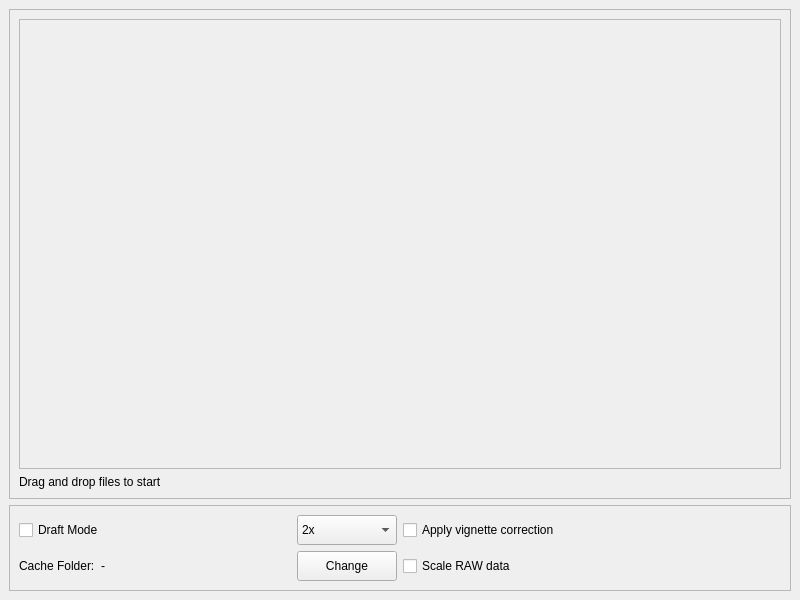
Old version of the form ui/mainwindow.ui in the repository xtrul/motioncam-fs.
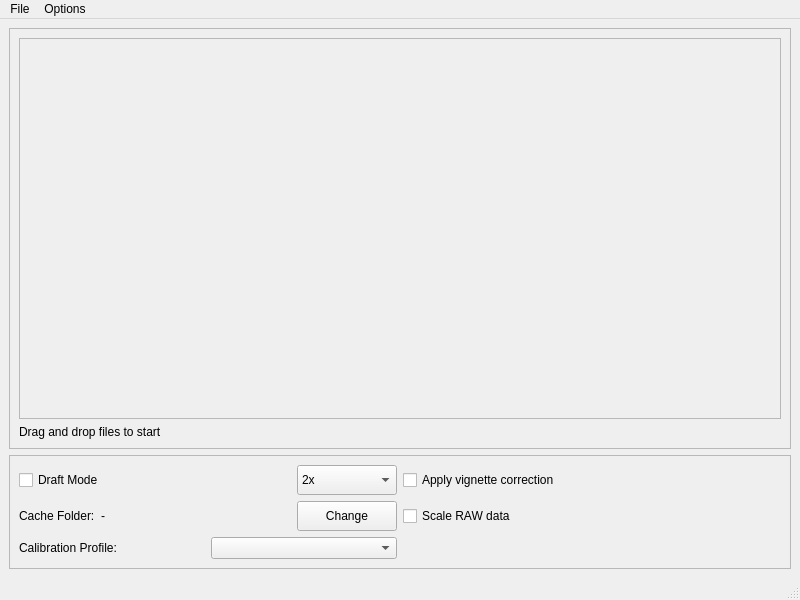
New version of the form.

Commit message: Add calibration menu and profile support

Patch:
```diff
--- a/ui/mainwindow.ui
+++ b/ui/mainwindow.ui
@@ -184,13 +184,83 @@
            </item>
           </widget>
          </item>
-        </layout>
-       </item>
-      </layout>
-     </widget>
+       </layout>
+      </item>
+      <item row="2" column="0">
+       <layout class="QHBoxLayout" name="calibrationLayout">
+        <item>
+         <widget class="QLabel" name="calibrationLabel">
+          <property name="text">
+           <string>Calibration Profile:</string>
+          </property>
+         </widget>
+        </item>
+        <item>
+         <widget class="QComboBox" name="calibrationProfileCombo"/>
+        </item>
+       </layout>
+      </item>
+     </layout>
+    </widget>
     </item>
    </layout>
   </widget>
+  <widget class="QMenuBar" name="menubar">
+   <property name="geometry">
+    <rect>
+     <x>0</x>
+     <y>0</y>
+     <width>800</width>
+     <height>21</height>
+    </rect>
+   </property>
+   <widget class="QMenu" name="menuFile">
+    <property name="title">
+     <string>File</string>
+    </property>
+    <addaction name="actionUnmountAll"/>
+    <addaction name="actionExit"/>
+   </widget>
+   <widget class="QMenu" name="menuOptions">
+    <property name="title">
+     <string>Options</string>
+    </property>
+    <addaction name="actionChangeCacheFolder"/>
+    <addaction name="actionScaleRaw"/>
+    <addaction name="menuCalibration"/>
+   </widget>
+   <widget class="QMenu" name="menuCalibration">
+    <property name="title">
+     <string>Calibration</string>
+    </property>
+   </widget>
+   <addaction name="menuFile"/>
+   <addaction name="menuOptions"/>
+  </widget>
+  <widget class="QStatusBar" name="statusbar"/>
+  <action name="actionUnmountAll">
+   <property name="text">
+    <string>Unmount All</string>
+   </property>
+  </action>
+  <action name="actionExit">
+   <property name="text">
+    <string>Exit</string>
+   </property>
+  </action>
+  <action name="actionChangeCacheFolder">
+   <property name="text">
+    <string>Change Cache Folder</string>
+   </property>
+  </action>
+  <action name="actionScaleRaw">
+   <property name="checkable">
+    <bool>true</bool>
+   </property>
+   <property name="text">
+    <string>Scale RAW</string>
+   </property>
+  </action>
  </widget>
  <resources/>
  <connections/>
```
The commit also changes 14 other files.
